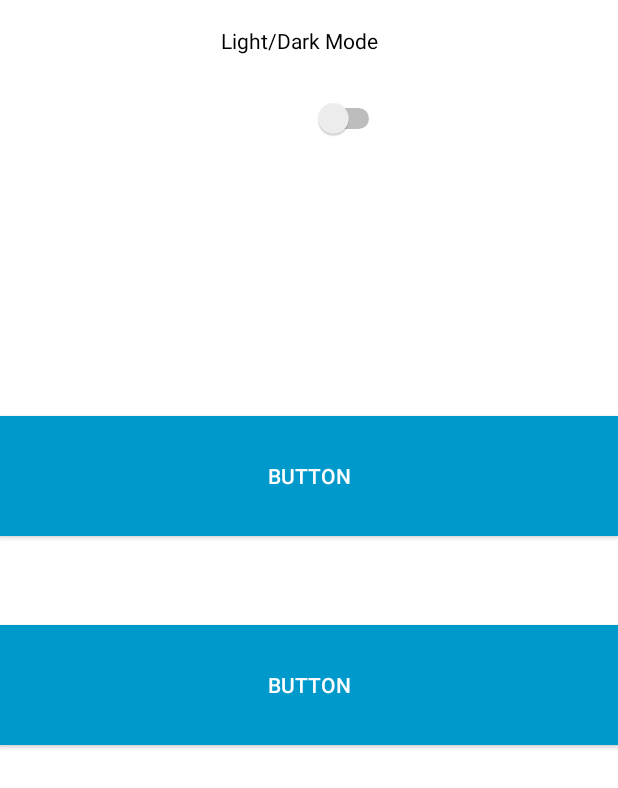
After one commit to maroufia/RollPlayProject, an Android app: the Settings screen opened directly, with no data from a screen before it, on a phone screen of 412 x 824 dp. The commit adds this screen. Shown: the top 788 px of the screen. Run offline under Robolectric (Android 15) with nearby library versions, the phone set to English and light mode, and no system bars.

Commit message:
New Activity(settings) implemented dark mode (Hopefully) (NEEDS TESTING!)

```diff
--- a/app/src/main/AndroidManifest.xml
+++ b/app/src/main/AndroidManifest.xml
@@ -12,6 +12,9 @@
         android:supportsRtl="true"
         android:theme="@style/Theme.RollPlay"
         tools:targetApi="31">
+        <activity
+            android:name=".Settings"
+            android:exported="false" />
         <activity
             android:name=".UseSavedActivity"
             android:exported="false" />
--- /dev/null
+++ b/app/src/main/java/com/example/rollplay/Settings.java
@@ -0,0 +1,57 @@
+package com.example.rollplay;
+
+
+import static com.example.rollplay.R.id.dark_light;
+
+import android.content.Context;
+import android.content.SharedPreferences;
+import android.os.Bundle;
+import android.view.View;
+import android.widget.Switch;
+
+import androidx.appcompat.app.AppCompatActivity;
+import androidx.appcompat.app.AppCompatDelegate;
+
+public class Settings extends AppCompatActivity {
+
+    Switch dark_light;
+    boolean nightMODE;
+    SharedPreferences sharedPreferences;
+    SharedPreferences.Editor editor;
+
+
+    @Override
+    protected void onCreate(Bundle savedInstanceState) {
+        super.onCreate(savedInstanceState);
+        setContentView(R.layout.activity_settings);
+
+        getSupportActionBar().hide();
+
+        dark_light = findViewById(R.id.dark_light);
+
+        sharedPreferences = getSharedPreferences("MODE", Context.MODE_PRIVATE);
+        nightMODE = sharedPreferences.getBoolean("night", false );
+
+        if (nightMODE){
+            dark_light.setChecked(true);
+            AppCompatDelegate.setDefaultNightMode(AppCompatDelegate.MODE_NIGHT_YES);
+        }
+
+        dark_light.setOnClickListener(new View.OnClickListener() {
+            @Override
+            public void onClick(View view) {
+                if (nightMODE){
+                    AppCompatDelegate.setDefaultNightMode(AppCompatDelegate.MODE_NIGHT_NO);
+                    editor = sharedPreferences.edit();
+                    editor.putBoolean("night",false);
+                }else{
+                    AppCompatDelegate.setDefaultNightMode(AppCompatDelegate.MODE_NIGHT_YES);
+                    editor = sharedPreferences.edit();
+                    editor.putBoolean("night",true);
+                }
+                editor.apply();
+            }
+        });
+    }
+
+}
--- /dev/null
+++ b/app/src/main/res/layout/activity_settings.xml
@@ -0,0 +1,57 @@
+<?xml version="1.0" encoding="utf-8"?>
+<androidx.constraintlayout.widget.ConstraintLayout xmlns:android="http://schemas.android.com/apk/res/android"
+    xmlns:app="http://schemas.android.com/apk/res-auto"
+    xmlns:tools="http://schemas.android.com/tools"
+    android:layout_width="match_parent"
+    style="@style/SCREEN"
+    android:layout_height="match_parent"
+    tools:context=".Settings">
+
+    <Button
+        android:id="@+id/button"
+        style="@style/BUTTON"
+        android:layout_width="0dp"
+        android:layout_height="80dp"
+        android:text="Button"
+        app:layout_constraintBottom_toBottomOf="parent"
+        app:layout_constraintEnd_toEndOf="parent"
+        app:layout_constraintHorizontal_bias="1.0"
+        app:layout_constraintStart_toStartOf="parent"
+        app:layout_constraintTop_toTopOf="parent"
+        app:layout_constraintVertical_bias="0.373" />
+
+    <Button
+        android:id="@+id/button2"
+        android:layout_width="0dp"
+        android:layout_height="80dp"
+        android:text="Button"
+        style="@style/BUTTON"
+        app:layout_constraintBottom_toBottomOf="parent"
+        app:layout_constraintEnd_toEndOf="parent"
+        app:layout_constraintHorizontal_bias="0.498"
+        app:layout_constraintStart_toStartOf="parent"
+        app:layout_constraintTop_toBottomOf="@+id/button"
+        app:layout_constraintVertical_bias="0.153" />
+
+    <Switch
+        android:id="@+id/dark_light"
+        android:layout_width="101dp"
+        android:layout_height="27dp"
+        app:layout_constraintBottom_toBottomOf="parent"
+        app:layout_constraintEnd_toEndOf="parent"
+        app:layout_constraintStart_toStartOf="parent"
+        app:layout_constraintTop_toTopOf="parent"
+        app:layout_constraintVertical_bias="0.082" />
+
+    <TextView
+        android:id="@+id/textView"
+        android:layout_width="117dp"
+        android:layout_height="25dp"
+        android:text="Light/Dark Mode"
+        style="@style/TEXT"
+        app:layout_constraintBottom_toBottomOf="parent"
+        app:layout_constraintEnd_toEndOf="parent"
+        app:layout_constraintStart_toStartOf="parent"
+        app:layout_constraintTop_toTopOf="parent"
+        app:layout_constraintVertical_bias="0.022" />
+</androidx.constraintlayout.widget.ConstraintLayout>
--- a/app/src/main/res/values-night/themes.xml
+++ b/app/src/main/res/values-night/themes.xml
@@ -4,4 +4,15 @@
         <!-- Customize your dark theme here. -->
         <!-- <item name="colorPrimary">@color/my_dark_primary</item> -->
     </style>
+    <style name="SCREEN">
+        <item name="android:background">#232323</item>
+    </style>
+
+    <style name="TEXT">
+        <item name="android:textColor">#FFFFFF</item>
+    </style>
+    <style name="BUTTON">
+        <item name="android:background">#B9BABA</item>
+        <item name="android:textColor">#000000</item>
+    </style>
 </resources>
--- a/app/src/main/res/values/themes.xml
+++ b/app/src/main/res/values/themes.xml
@@ -6,4 +6,16 @@
     </style>
 
     <style name="Theme.RollPlay" parent="Base.Theme.RollPlay" />
+
+    <style name="SCREEN">
+        <item name="android:background">#FFF</item>
+    </style>
+
+    <style name="TEXT">
+        <item name="android:textColor">#000</item>
+    </style>
+    <style name="BUTTON">
+        <item name="android:background">@android:color/holo_blue_dark</item>
+        <item name="android:textColor">#FFF</item>
+    </style>
 </resources>
```
